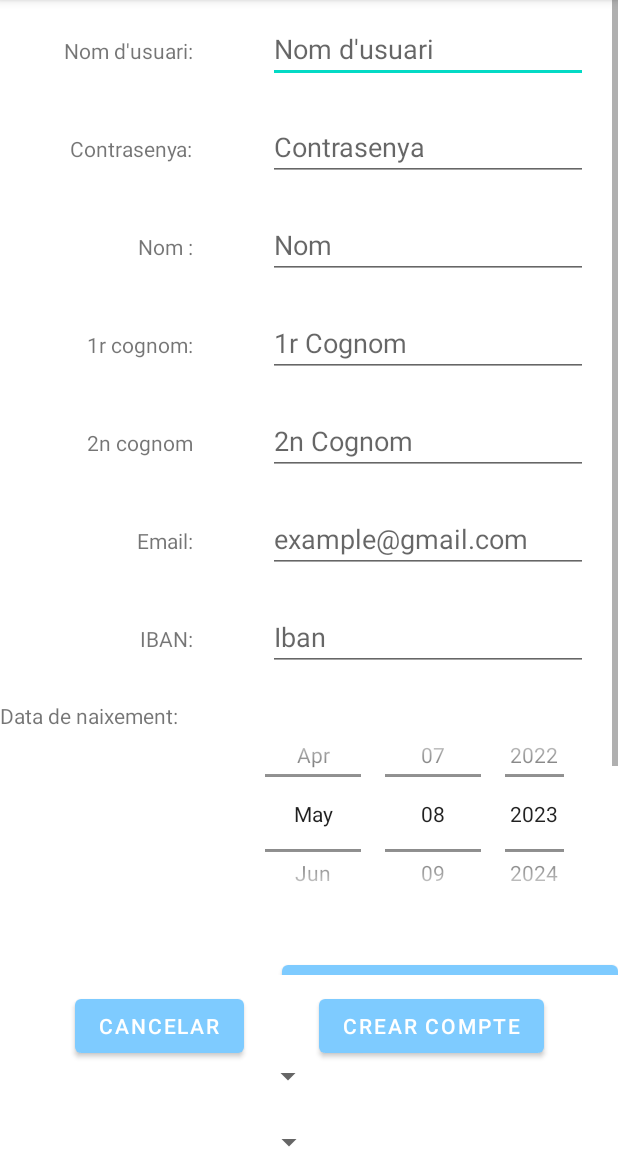
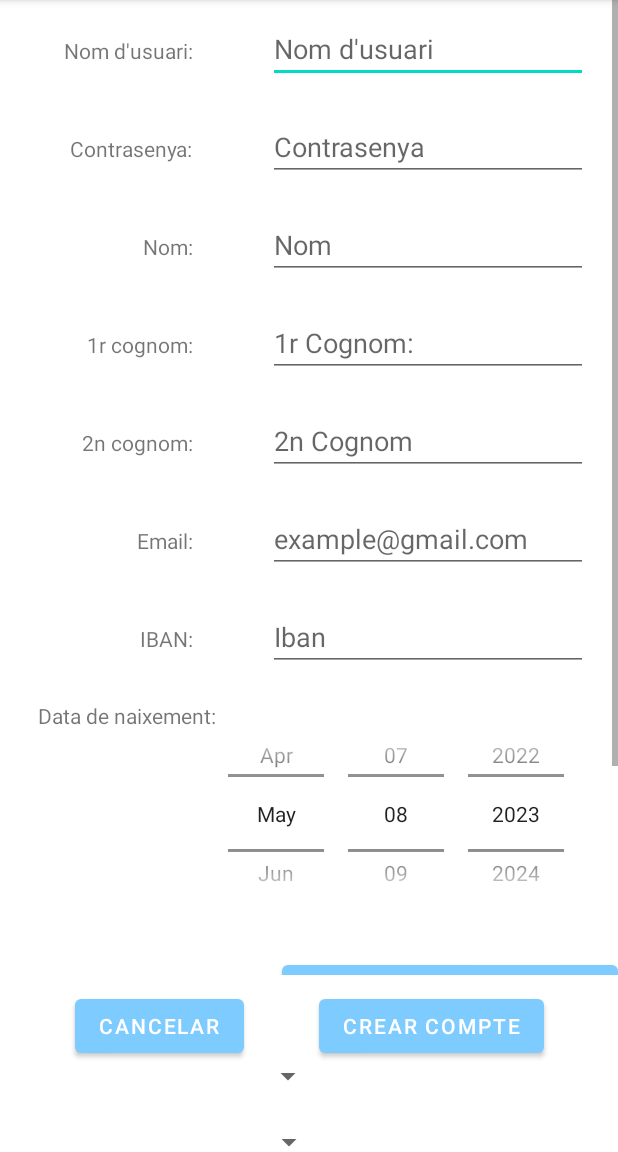
Before and after one commit to eliasporter/CicloBnB, an Android app: the CrearCompte screen opened directly, with no data from a screen before it, on a phone screen of 412 x 824 dp, the part 84-1236 px from its top. Run offline under Robolectric (Android 15) with nearby library versions, the phone set to English and light mode, and no system bars; our stand-ins replace Room's generated code.

Commit message:
Rectificacio de layout data naixement

```diff
--- a/app/src/main/res/layout/activity_crear_compte.xml
+++ b/app/src/main/res/layout/activity_crear_compte.xml
@@ -81,7 +81,7 @@
                     android:layout_width="wrap_content"
                     android:layout_height="wrap_content"
                     android:layout_marginRight="50dp"
-                    android:text="Nom :" />
+                    android:text="Nom:" />
 
                 <EditText
                     android:id="@+id/nom"
@@ -115,7 +115,7 @@
                     android:layout_height="wrap_content"
                     android:layout_marginRight="20dp"
                     android:ems="10"
-                    android:hint="1r Cognom"
+                    android:hint="1r Cognom:"
                     android:inputType="textPersonName" />
 
             </LinearLayout>
@@ -133,7 +133,7 @@
                     android:layout_width="wrap_content"
                     android:layout_height="wrap_content"
                     android:layout_marginRight="50dp"
-                    android:text="2n cognom" />
+                    android:text="2n cognom:" />
 
                 <EditText
                     android:id="@+id/cognom2"
@@ -201,20 +201,19 @@
                 android:orientation="horizontal"
                 android:layout_marginTop="10dp"
                 android:layout_marginBottom="10dp"
-                android:gravity="right">
+                android:gravity="right"
+                android:layout_marginRight="20dp">
 
                 <TextView
                     android:id="@+id/textView7"
                     android:layout_width="wrap_content"
                     android:layout_height="wrap_content"
-                    android:layout_marginRight="50dp"
                     android:text="Data de naixement:" />
 
                 <DatePicker
                     android:id="@+id/Edat"
                     android:layout_width="wrap_content"
                     android:layout_height="150dp"
-                    android:layout_marginEnd="20dp"
                     android:ems="10"
                     android:inputType="date"
                     android:datePickerMode="spinner"
```
